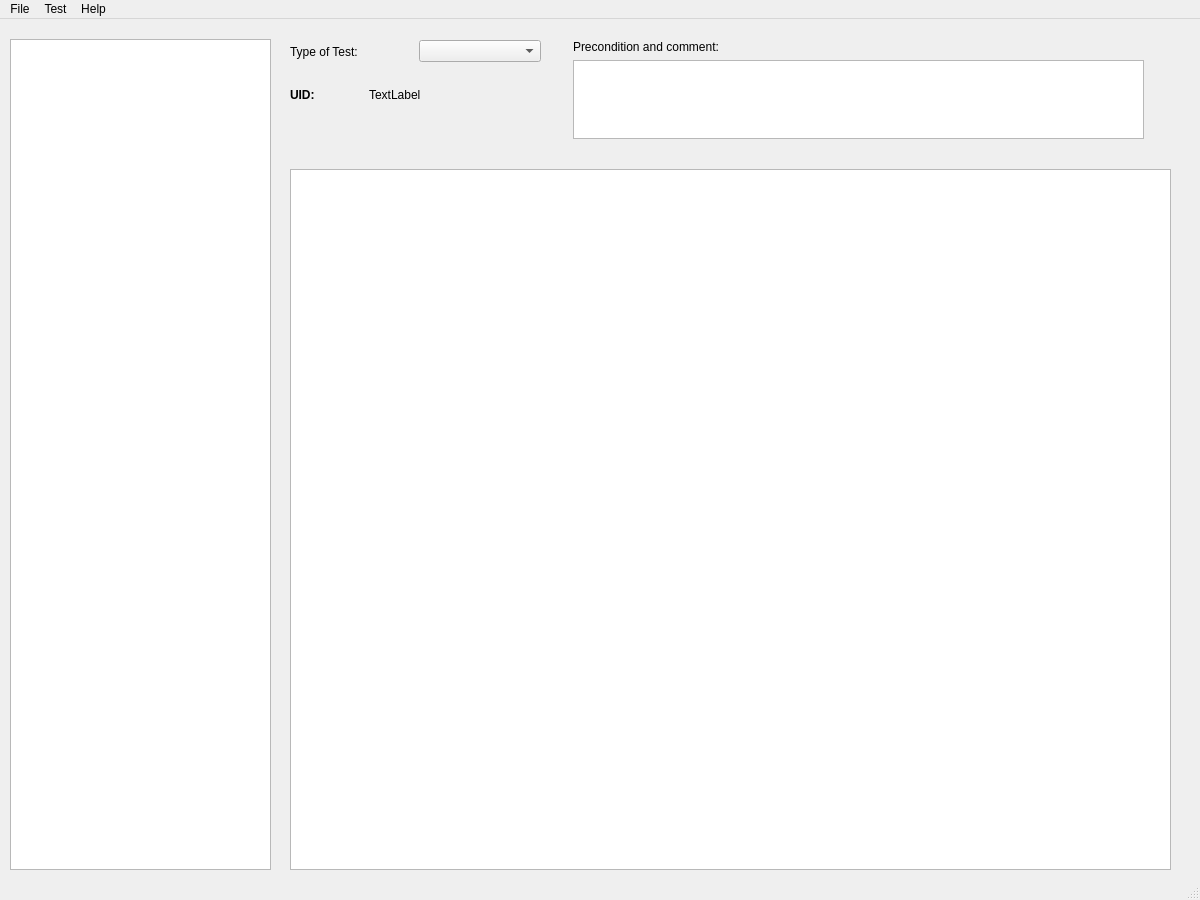
First picture: the form in assets/gui_main.ui, repository shuaiwng/QoolTest, before the edit.
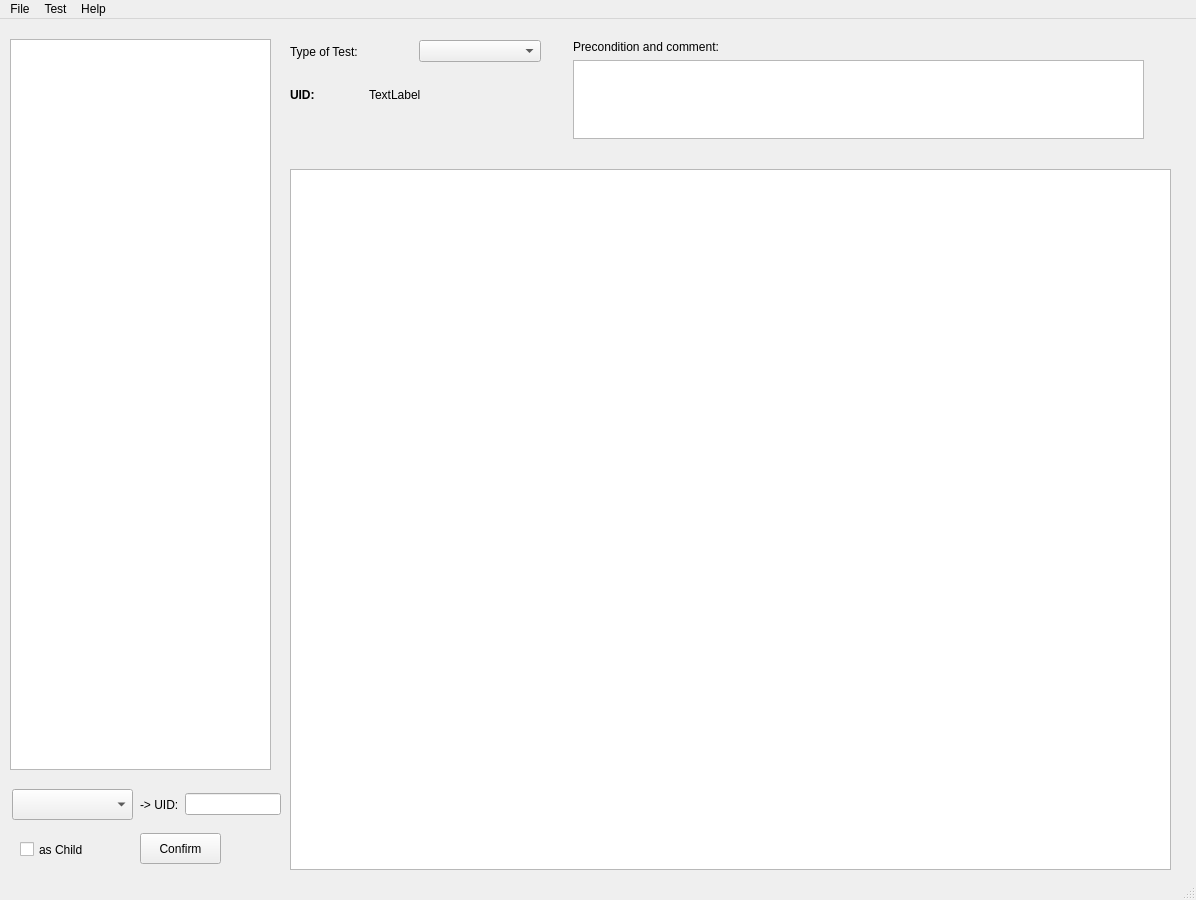
Second picture: the form after the edit.

```diff
--- a/assets/gui_main.ui
+++ b/assets/gui_main.ui
@@ -6,7 +6,7 @@
    <rect>
     <x>0</x>
     <y>0</y>
-    <width>1200</width>
+    <width>1196</width>
     <height>900</height>
    </rect>
   </property>
@@ -119,7 +119,7 @@
       <x>10</x>
       <y>20</y>
       <width>261</width>
-      <height>831</height>
+      <height>731</height>
      </rect>
     </property>
    </widget>
@@ -136,13 +136,71 @@
      <number>0</number>
     </property>
    </widget>
+   <widget class="QComboBox" name="cb_tree_method">
+    <property name="geometry">
+     <rect>
+      <x>12</x>
+      <y>770</y>
+      <width>121</width>
+      <height>31</height>
+     </rect>
+    </property>
+   </widget>
+   <widget class="QPushButton" name="btn_tree_confirm">
+    <property name="geometry">
+     <rect>
+      <x>140</x>
+      <y>814</y>
+      <width>81</width>
+      <height>31</height>
+     </rect>
+    </property>
+    <property name="text">
+     <string>Confirm</string>
+    </property>
+   </widget>
+   <widget class="QCheckBox" name="ckb_tree_as_child">
+    <property name="geometry">
+     <rect>
+      <x>20</x>
+      <y>820</y>
+      <width>91</width>
+      <height>21</height>
+     </rect>
+    </property>
+    <property name="text">
+     <string>as Child</string>
+    </property>
+   </widget>
+   <widget class="QWidget" name="layoutWidget">
+    <property name="geometry">
+     <rect>
+      <x>140</x>
+      <y>770</y>
+      <width>141</width>
+      <height>31</height>
+     </rect>
+    </property>
+    <layout class="QHBoxLayout" name="horizontalLayout_3">
+     <item>
+      <widget class="QLabel" name="label_4">
+       <property name="text">
+        <string>-&gt; UID:</string>
+       </property>
+      </widget>
+     </item>
+     <item>
+      <widget class="QLineEdit" name="le_tree_uid"/>
+     </item>
+    </layout>
+   </widget>
   </widget>
   <widget class="QMenuBar" name="menubar">
    <property name="geometry">
     <rect>
      <x>0</x>
      <y>0</y>
-     <width>1200</width>
+     <width>1196</width>
      <height>20</height>
     </rect>
    </property>
```
Left out of the diff: 6 changed lines with no effect on the pictures.
